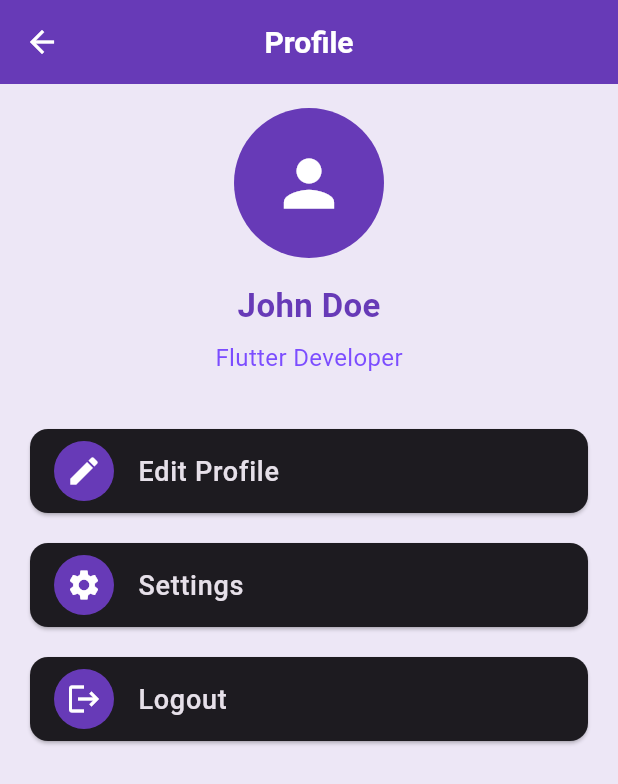
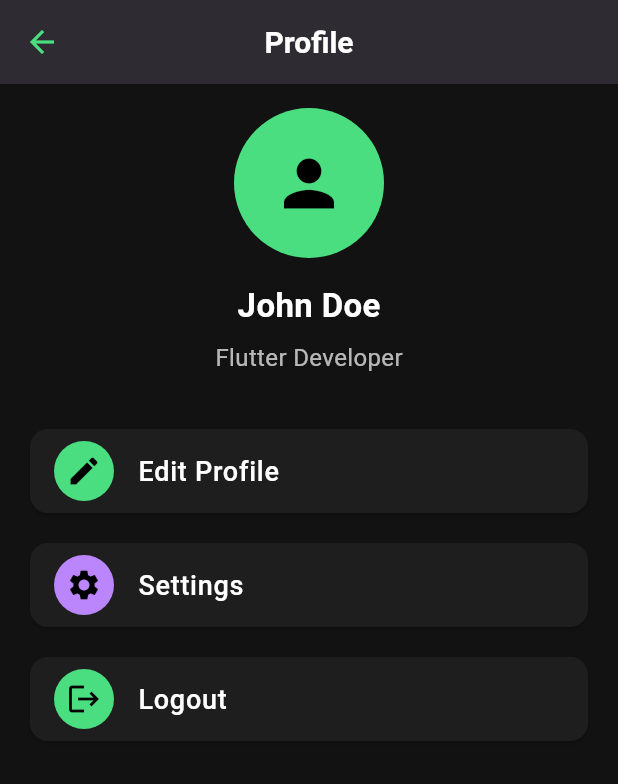
Before and after one commit to bim-bim-bam-baam/flutter_front, a Flutter app: the screen it shows after launch, item 2 of the bottom bar chosen, after a tap on the "person" icon, on a phone screen of 412 x 824 dp. Shown: the top 784 px of the screen. Run offline on Flutter 3.47's test engine with Material 3 defaults, Android fonts, the phone set to English and light mode, and no system bars; our stand-ins replace shared_preferences, swipe_cards.

Commit message:
For history and future generations

```diff
--- a/lib/screens/main_screen.dart
+++ b/lib/screens/main_screen.dart
@@ -16,11 +16,11 @@ class _MainScreenState extends State<MainScreen> {
 
   final List<Widget> _pages = [
     const TestsPage(), // Tests
-    const PeoplePage(), // Home
+    const PeoplePage(), // People
     const MessengerPage(), // Messenger
   ];
 
-  final List<String> _titles = ['Tests', 'Home', 'Messenger'];
+  final List<String> _titles = ['Tests', 'People', 'Messenger']; // Обновленные заголовки
 
   @override
   Widget build(BuildContext context) {
@@ -41,7 +41,7 @@ class _MainScreenState extends State<MainScreen> {
         backgroundColor: Colors.black,
         actions: [
           IconButton(
-            icon: const Icon(Icons.person),
+            icon: const Icon(Icons.person, color: Colors.green),
             onPressed: () {
               Navigator.push(
                 context,
@@ -59,6 +59,9 @@ class _MainScreenState extends State<MainScreen> {
             _currentIndex = index;
           });
         },
+        backgroundColor: Colors.black,
+        selectedItemColor: Colors.green,
+        unselectedItemColor: Colors.purple,
         items: const [
           BottomNavigationBarItem(
             icon: Icon(Icons.library_books),
@@ -66,7 +69,7 @@ class _MainScreenState extends State<MainScreen> {
           ),
           BottomNavigationBarItem(
             icon: Icon(Icons.people),
-            label: 'Home',
+            label: 'People', // Обновлено название
           ),
           BottomNavigationBarItem(
             icon: Icon(Icons.message),
--- a/lib/screens/pages/people_page.dart
+++ b/lib/screens/pages/people_page.dart
@@ -39,7 +39,7 @@ class _PeoplePageState extends State<PeoplePage> {
     filteredPeople.sort((a, b) => b['similarity'].compareTo(a['similarity']));
 
     return Scaffold(
-      backgroundColor: Colors.deepPurple[50],
+      backgroundColor: Colors.black, // Фон страницы черный
       body: Padding(
         padding: const EdgeInsets.all(16.0),
         child: Column(
@@ -49,10 +49,17 @@ class _PeoplePageState extends State<PeoplePage> {
               value: _selectedAgeGroup,
               decoration: InputDecoration(
                 labelText: 'Filter by Age',
+                labelStyle: const TextStyle(color: Colors.white),
                 border: OutlineInputBorder(
                   borderRadius: BorderRadius.circular(12),
                 ),
+                enabledBorder: OutlineInputBorder(
+                  borderSide: const BorderSide(color: Colors.green),
+                  borderRadius: BorderRadius.circular(12),
+                ),
               ),
+              dropdownColor: Colors.grey[900],
+              style: const TextStyle(color: Colors.white),
               items: _ageGroups
                   .map((group) => DropdownMenuItem(
                         value: group,
@@ -76,26 +83,41 @@ class _PeoplePageState extends State<PeoplePage> {
                 itemBuilder: (context, index) {
                   final person = filteredPeople[index];
                   return Card(
-                    elevation: 8,
+                    color: Colors.grey[900],
                     shape: RoundedRectangleBorder(
                       borderRadius: BorderRadius.circular(16),
                     ),
                     margin: const EdgeInsets.symmetric(vertical: 8),
                     child: ListTile(
                       leading: CircleAvatar(
-                        backgroundColor: Colors.deepPurple,
+                        backgroundColor: Colors.purple,
                         child: Text(
                           person['name'][0], // Первая буква имени
-                          style: const TextStyle(color: Colors.white),
+                          style: const TextStyle(
+                            color: Colors.white,
+                            fontWeight: FontWeight.bold,
+                          ),
                         ),
                       ),
-                      title: Text(person['name']),
+                      title: Text(
+                        person['name'],
+                        style: const TextStyle(
+                          fontSize: 18,
+                          fontWeight: FontWeight.bold,
+                          color: Colors.white,
+                        ),
+                      ),
                       subtitle: Text(
-                          'Similarity: ${person['similarity']}%\nAge: ${person['age']}'),
-                      trailing: Icon(
+                        'Similarity: ${person['similarity']}%\nAge: ${person['age']}',
+                        style: const TextStyle(color: Colors.grey),
+                      ),
+                      trailing: const Icon(
                         Icons.check_circle,
-                        color: Colors.deepPurple,
+                        color: Colors.green,
                       ),
+                      onTap: () {
+                        // Логика при нажатии на карточку
+                      },
                     ),
                   );
                 },
--- a/lib/screens/pages/profile_page.dart
+++ b/lib/screens/pages/profile_page.dart
@@ -6,14 +6,18 @@ class ProfilePage extends StatelessWidget {
   @override
   Widget build(BuildContext context) {
     return Scaffold(
-      backgroundColor: Colors.deepPurple[50], // Фон страницы
+      backgroundColor: const Color(0xFF121212), // Черный фон
       appBar: AppBar(
         title: const Text(
           'Profile',
-          style: TextStyle(color: Colors.white), // Белый текст заголовка
+          style: TextStyle(
+            color: Colors.white, // Белый текст заголовка
+            fontWeight: FontWeight.bold,
+          ),
         ),
-        backgroundColor: Colors.deepPurple,
-        iconTheme: const IconThemeData(color: Colors.white), // Белая иконка "Назад"
+        backgroundColor: const Color(0xFF1E1E1E), // Темный AppBar
+        iconTheme: const IconThemeData(color: Color(0xFF4ADE80)), // Зеленая иконка "Назад"
+        elevation: 4,
       ),
       body: Padding(
         padding: const EdgeInsets.all(16.0),
@@ -25,11 +29,11 @@ class ProfilePage extends StatelessWidget {
                 children: [
                   CircleAvatar(
                     radius: 50,
-                    backgroundColor: Colors.deepPurple,
+                    backgroundColor: const Color(0xFF4ADE80), // Мягкий зеленый
                     child: const Icon(
                       Icons.person,
                       size: 50,
-                      color: Colors.white,
+                      color: Colors.black,
                     ),
                   ),
                   const SizedBox(height: 16),
@@ -38,7 +42,7 @@ class ProfilePage extends StatelessWidget {
                     style: TextStyle(
                       fontSize: 22,
                       fontWeight: FontWeight.bold,
-                      color: Colors.deepPurple,
+                      color: Colors.white, // Белый текст
                     ),
                   ),
                   const SizedBox(height: 8),
@@ -46,7 +50,7 @@ class ProfilePage extends StatelessWidget {
                     'Flutter Developer',
                     style: TextStyle(
                       fontSize: 16,
-                      color: Colors.deepPurpleAccent,
+                      color: Colors.white70, // Мягкий белый
                     ),
                   ),
                 ],
@@ -62,6 +66,7 @@ class ProfilePage extends StatelessWidget {
                     context,
                     icon: Icons.edit,
                     title: 'Edit Profile',
+                    color: const Color(0xFF4ADE80), // Зеленый акцент
                     onTap: () {
                       // Логика редактирования профиля
                     },
@@ -71,6 +76,7 @@ class ProfilePage extends StatelessWidget {
                     context,
                     icon: Icons.settings,
                     title: 'Settings',
+                    color: const Color(0xFFBB86FC), // Фиолетовый акцент
                     onTap: () {
                       // Логика настроек
                     },
@@ -80,8 +86,8 @@ class ProfilePage extends StatelessWidget {
                     context,
                     icon: Icons.logout,
                     title: 'Logout',
+                    color: const Color(0xFF4ADE80), // Зеленый акцент
                     onTap: () {
-                      // Логика выхода из системы
                       _showLogoutDialog(context);
                     },
                   ),
@@ -96,21 +102,23 @@ class ProfilePage extends StatelessWidget {
 
   // Виджет кнопки профиля
   Widget _buildProfileOption(BuildContext context,
-      {required IconData icon, required String title, required VoidCallback onTap}) {
+      {required IconData icon, required String title, required Color color, required VoidCallback onTap}) {
     return Card(
+      color: const Color(0xFF1E1E1E), // Темный фон карточки
       shape: RoundedRectangleBorder(
         borderRadius: BorderRadius.circular(12),
       ),
       child: ListTile(
         leading: CircleAvatar(
-          backgroundColor: Colors.deepPurple,
-          child: Icon(icon, color: Colors.white),
+          backgroundColor: color, // Цвет акцента
+          child: Icon(icon, color: Colors.black), // Черная иконка
         ),
         title: Text(
           title,
           style: const TextStyle(
             fontSize: 18,
             fontWeight: FontWeight.w500,
+            color: Colors.white,
           ),
         ),
         onTap: onTap,
@@ -124,14 +132,24 @@ class ProfilePage extends StatelessWidget {
       context: context,
       builder: (BuildContext context) {
         return AlertDialog(
-          title: const Text('Logout'),
-          content: const Text('Are you sure you want to logout?'),
+          backgroundColor: const Color(0xFF1E1E1E), // Темный фон
+          title: const Text(
+            'Logout',
+            style: TextStyle(color: Colors.white),
+          ),
+          content: const Text(
+            'Are you sure you want to logout?',
+            style: TextStyle(color: Colors.white70),
+          ),
           actions: [
             TextButton(
               onPressed: () {
                 Navigator.of(context).pop(); // Закрыть диалог
               },
-              child: const Text('Cancel'),
+              child: const Text(
+                'Cancel',
+                style: TextStyle(color: Color(0xFF4ADE80)), // Зеленый текст
+              ),
             ),
             ElevatedButton(
               onPressed: () {
@@ -142,9 +160,12 @@ class ProfilePage extends StatelessWidget {
                 );
               },
               style: ElevatedButton.styleFrom(
-                backgroundColor: Colors.deepPurple,
+                backgroundColor: const Color(0xFF4ADE80), // Зеленая кнопка
               ),
-              child: const Text('Logout'),
+              child: const Text(
+                'Logout',
+                style: TextStyle(color: Colors.black), // Черный текст
+              ),
             ),
           ],
         );
```
Also changed, not shown: lib/screens/pages/chat_page.dart (+49 -20 lines).
